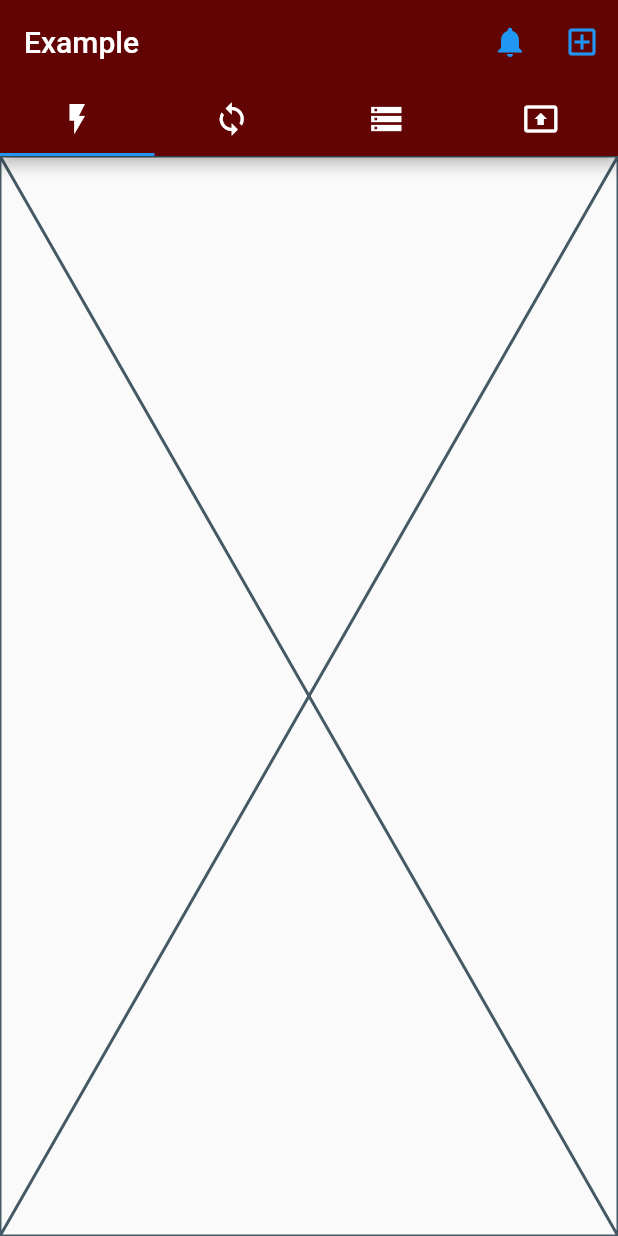
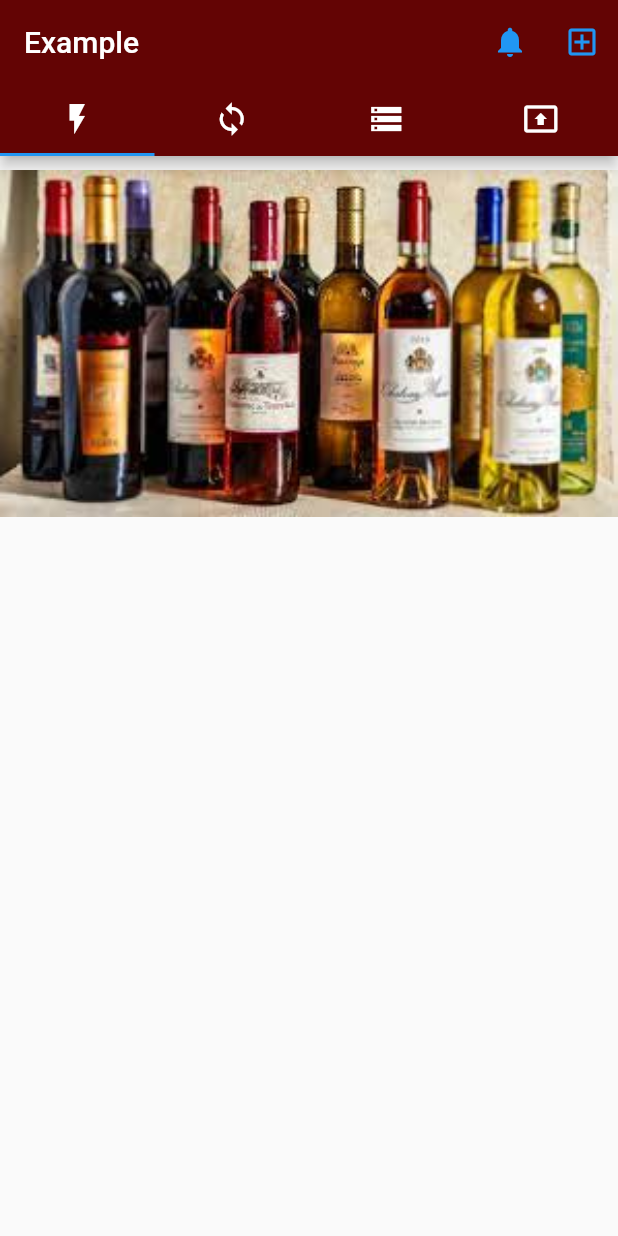
Before and after one commit to earning-rightly/vivino_example-1.0, a Flutter app: the screen it shows after launch, on a phone screen of 412 x 824 dp. Run offline on Flutter 3.47's test engine with Material 2 defaults, Android fonts, the light colour scheme and no system bars.

Commit message:
<feat> : <add code of show the main image on top_list_page >
원래는 vivino 앱에서 보여주는 것처럼 top_list_page에 사진을 보여주는
기능을 만들었습니다. TopListPage 는 stateless Widget으로 만들어서
사용합니다. (실시간으로 변할 내용이 없기에 state less를 사용했습니다.)

```diff
--- a/lib/top_list_page.dart
+++ b/lib/top_list_page.dart
@@ -5,6 +5,16 @@
 
   @override
   Widget build(BuildContext context) {
-    return const Placeholder();
+    return Column(
+      children: [
+        Container(
+            width: 500,
+            height: 250,
+            child: Image.asset(
+              'assets/top_list_page_image/wines.jpg',
+              fit: BoxFit.contain,
+            )),
+      ],
+    );
   }
 }
```
